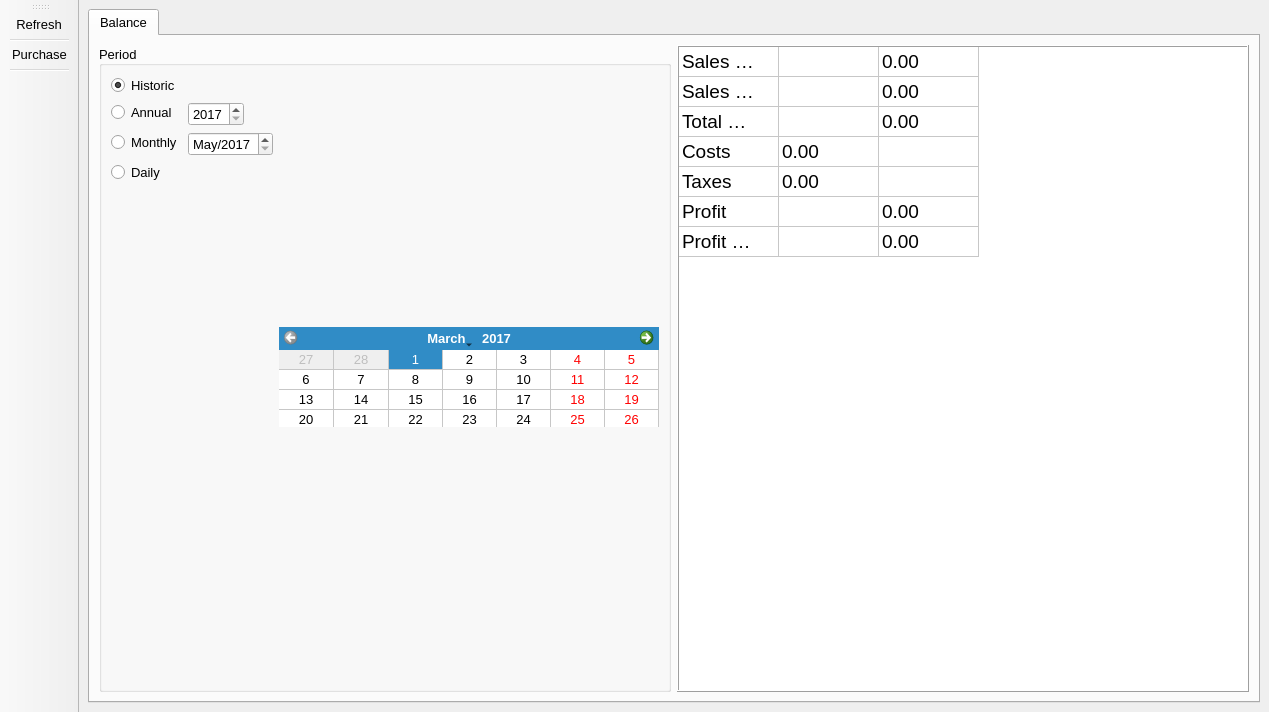
This is gui_inventory.ui in Redent0r/Libra as Qt 5 draws it before an edit. The edited form follows.
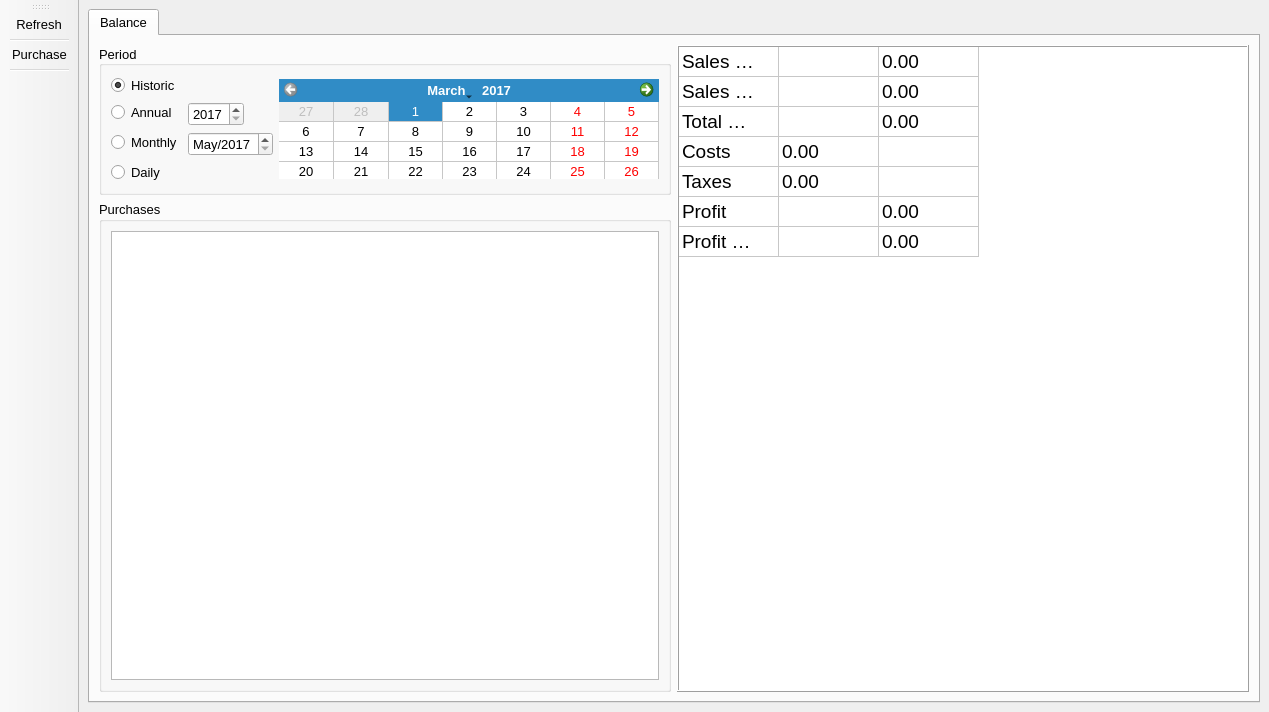
This is the edited form. Icons and pictures are not drawn.

Commit message: added table for purchases in Balance tab from gui inventory

What changed in the file:
```diff
--- a/gui_inventory.ui
+++ b/gui_inventory.ui
@@ -319,6 +319,37 @@
                   </layout>
                  </widget>
                 </item>
+                <item>
+                 <widget class="QGroupBox" name="groupBox_2">
+                  <property name="title">
+                   <string>Purchases</string>
+                  </property>
+                  <layout class="QGridLayout" name="gridLayout_2">
+                   <item row="0" column="0">
+                    <widget class="QTableView" name="tblPurchasesBal">
+                     <property name="alternatingRowColors">
+                      <bool>true</bool>
+                     </property>
+                     <property name="selectionMode">
+                      <enum>QAbstractItemView::SingleSelection</enum>
+                     </property>
+                     <property name="selectionBehavior">
+                      <enum>QAbstractItemView::SelectRows</enum>
+                     </property>
+                     <property name="sortingEnabled">
+                      <bool>true</bool>
+                     </property>
+                     <attribute name="horizontalHeaderStretchLastSection">
+                      <bool>true</bool>
+                     </attribute>
+                     <attribute name="verticalHeaderVisible">
+                      <bool>false</bool>
+                     </attribute>
+                    </widget>
+                   </item>
+                  </layout>
+                 </widget>
+                </item>
                </layout>
               </item>
               <item>
```
The commit also changes 1 other file.
